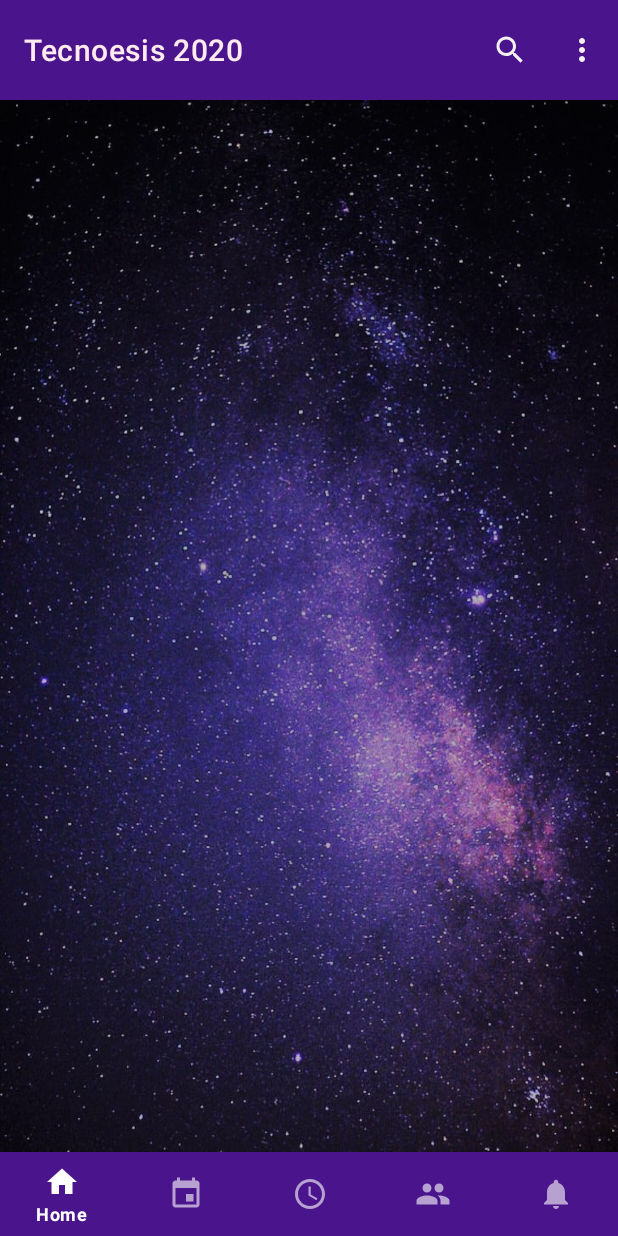
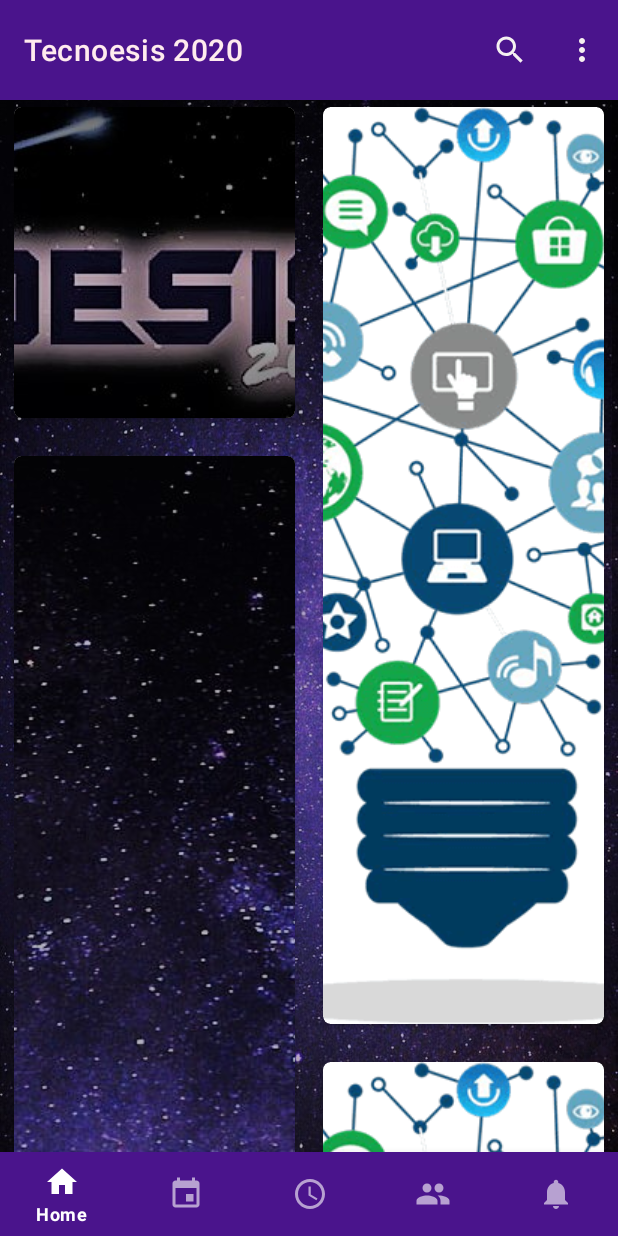
Before and after one commit to trishnakalita660/Tecnoesis2020-1, an Android app: the fragment EventsFragment placed in its activity, on a phone screen of 412 x 824 dp. Run offline under Robolectric (Android 15) with nearby library versions, the phone set to English and light mode, and no system bars; our stand-ins replace ButterKnife, Timber; 2 statements that could not run were skipped.

Commit message:
staggered list for the modules under event fragment commit

```diff
--- /dev/null
+++ b/app/src/main/java/com/github/tenx/tecnoesis20/ui/main/events/EventsAdapter.java
@@ -0,0 +1,59 @@
+package com.github.tenx.tecnoesis20.ui.main.events;
+
+import android.content.Context;
+import android.view.LayoutInflater;
+import android.view.View;
+import android.view.ViewGroup;
+import android.widget.ImageView;
+
+import androidx.annotation.NonNull;
+import androidx.recyclerview.widget.RecyclerView;
+
+import com.github.tenx.tecnoesis20.R;
+
+import java.util.List;
+
+import butterknife.ButterKnife;
+
+public class EventsAdapter extends RecyclerView.Adapter<EventsAdapter.ImageViewHolder> {
+    Context mContext;
+    List<EventsModel> elist;
+
+    public EventsAdapter(Context mContext, List<EventsModel> edata) {
+        this.mContext = mContext;
+        this.elist = edata;
+    }
+
+    @NonNull
+    @Override
+    public ImageViewHolder onCreateViewHolder(@NonNull ViewGroup parent, int viewType) {
+        View view= LayoutInflater.from(mContext).inflate(R.layout.listitem_events_list,parent,false);
+        return new ImageViewHolder(view);
+
+    }
+
+    @Override
+    public void onBindViewHolder(@NonNull ImageViewHolder holder, int position)
+    {
+        holder.event_image.setImageResource(elist.get(position).getImage());
+
+    }
+
+    @Override
+    public int getItemCount() {
+
+        return elist.size();
+
+    }
+
+    public  static class ImageViewHolder extends RecyclerView.ViewHolder
+    {
+        ImageView event_image;
+        public  ImageViewHolder(@NonNull View itemView)
+        {
+            super(itemView);
+            event_image=itemView.findViewById(R.id.image);
+            ButterKnife.bind(this,itemView);
+        }
+    }
+}
--- a/app/src/main/java/com/github/tenx/tecnoesis20/ui/main/events/EventsFragment.java
+++ b/app/src/main/java/com/github/tenx/tecnoesis20/ui/main/events/EventsFragment.java
@@ -7,27 +7,66 @@ import android.os.Bundle;
 import androidx.annotation.NonNull;
 import androidx.annotation.Nullable;
 import androidx.fragment.app.Fragment;
+import androidx.recyclerview.widget.RecyclerView;
+import androidx.recyclerview.widget.StaggeredGridLayoutManager;
 
 import android.view.LayoutInflater;
 import android.view.View;
 import android.view.ViewGroup;
+import android.widget.Toolbar;
 
 import com.github.tenx.tecnoesis20.R;
+import com.github.tenx.tecnoesis20.ui.main.home.events;
+
+import java.util.ArrayList;
+import java.util.List;
+
+import butterknife.BindView;
+import butterknife.ButterKnife;
 
 public class EventsFragment extends Fragment {
 
     private EventsViewModel mViewModel;
 
-    public static EventsFragment newInstance() {
+
+    List<EventsModel> modules;
+    @BindView(R.id.listitem_events_list)
+    RecyclerView recyclerView;
+
+
+    private EventsAdapter eventAdapter;
+    private RecyclerView.LayoutManager layoutManager;
+
+
+    public static EventsFragment newInstance()
+    {
         return new EventsFragment();
     }
 
     @Override
     public View onCreateView(@NonNull LayoutInflater inflater, @Nullable ViewGroup container,
                              @Nullable Bundle savedInstanceState) {
-        return inflater.inflate(R.layout.fragment_events, container, false);
+        View parent = inflater.inflate(R.layout.fragment_events, container, false);
+        ButterKnife.bind(this, parent);
+
+
+
+        modules =new ArrayList<>();
+        modules.add(new EventsModel(R.drawable.tecnoesis));
+        modules.add(new EventsModel(R.drawable.digital));
+        modules.add(new EventsModel(R.drawable.sky));
+        modules.add(new EventsModel(R.drawable.digital));
+
+        layoutManager=new StaggeredGridLayoutManager(2,StaggeredGridLayoutManager.VERTICAL);
+
+        recyclerView.setHasFixedSize(true);
+        recyclerView.setLayoutManager(layoutManager);
+        eventAdapter=new EventsAdapter(getActivity(),modules);
+        recyclerView.setAdapter(eventAdapter);
+
+        return parent;
+
     }
-
     @Override
     public void onActivityCreated(@Nullable Bundle savedInstanceState) {
         super.onActivityCreated(savedInstanceState);
--- /dev/null
+++ b/app/src/main/java/com/github/tenx/tecnoesis20/ui/main/events/EventsModel.java
@@ -0,0 +1,17 @@
+package com.github.tenx.tecnoesis20.ui.main.events;
+
+public class EventsModel {
+    private int image;
+
+    public EventsModel(int  image) {
+        this.image = image;
+    }
+
+    public int  getImage() {
+        return image;
+    }
+
+    public void setImage(int   image) {
+        this.image = image;
+    }
+}
--- a/app/src/main/java/com/github/tenx/tecnoesis20/ui/main/home/HomeAdapter.java
+++ b/app/src/main/java/com/github/tenx/tecnoesis20/ui/main/home/HomeAdapter.java
@@ -49,12 +49,6 @@ public class HomeAdapter extends RecyclerView.Adapter<HomeAdapter.ImageViewHOlde
         return hlist.size();
     }
 
-
-
-
-
-
-
     public  class ImageViewHOlder extends RecyclerView.ViewHolder{
 
         @BindView(R.id.iv_home_event_image)
--- a/app/src/main/java/com/github/tenx/tecnoesis20/ui/main/home/HomeFragment.java
+++ b/app/src/main/java/com/github/tenx/tecnoesis20/ui/main/home/HomeFragment.java
@@ -34,7 +34,7 @@ public class HomeFragment extends Fragment {
     @BindView(R.id.iv_home_banner_image)
     ImageView imageView;
 
-List<events> events;
+    List<events> events;
     @BindView(R.id.recycler_home_events)
     RecyclerView recyclerView;
 
--- a/app/src/main/res/layout/fragment_events.xml
+++ b/app/src/main/res/layout/fragment_events.xml
@@ -23,6 +23,7 @@
     <androidx.recyclerview.widget.RecyclerView
         android:id="@+id/listitem_events_list"
         android:layout_width="match_parent"
+        android:layout_below="@+id/toolbar"
         android:layout_height="match_parent"
         android:layout_marginTop="0dp"
         android:scrollbars="vertical" />
```
